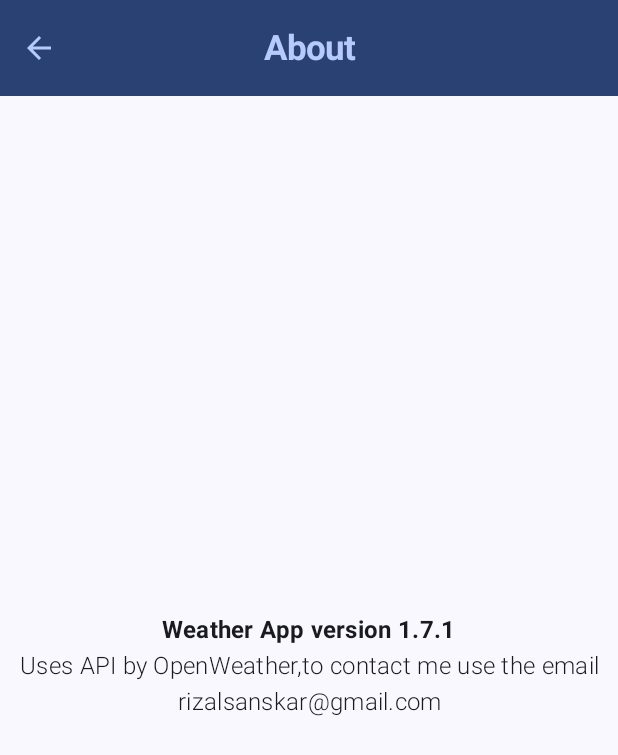
After one commit to Sanskar-Rijal/Weather, an Android app built with Jetpack Compose: the composable AboutScreen shown on its own in the app's theme, on a phone screen of 412 x 824 dp. The commit adds this screen. Shown: the top 755 px of the screen. Run offline under Robolectric (Android 15) with nearby library versions, the phone set to English and light mode, and no system bars; 4 statements that could not run were skipped.

Commit message:
completed about screen and added other screens

```diff
--- /dev/null
+++ b/app/src/main/java/com/example/weather/screens/AboutScreen/AboutScreen.kt
@@ -0,0 +1,54 @@
+package com.example.weather.screens.AboutScreen
+
+import androidx.annotation.StringRes
+import androidx.compose.foundation.layout.Arrangement
+import androidx.compose.foundation.layout.Column
+import androidx.compose.foundation.layout.fillMaxHeight
+import androidx.compose.foundation.layout.fillMaxWidth
+import androidx.compose.foundation.layout.padding
+import androidx.compose.material.icons.Icons
+import androidx.compose.material.icons.automirrored.filled.ArrowBack
+import androidx.compose.material.icons.filled.ArrowBack
+import androidx.compose.material3.MaterialTheme
+import androidx.compose.material3.Scaffold
+import androidx.compose.material3.Surface
+import androidx.compose.material3.Text
+import androidx.compose.runtime.Composable
+import androidx.compose.ui.Alignment
+import androidx.compose.ui.Modifier
+import androidx.compose.ui.res.stringResource
+import androidx.compose.ui.text.font.FontWeight
+import androidx.compose.ui.text.style.TextAlign
+import androidx.navigation.NavController
+import com.example.weather.R
+import com.example.weather.widgets.WeatherAppbar
+
+@Composable
+fun AboutScreen(navController: NavController){
+    Scaffold(topBar = {
+        WeatherAppbar(navController = navController,
+            title = "About",
+            icon = Icons.AutoMirrored.Filled.ArrowBack,
+            isMainScreen = false){
+            navController.popBackStack()
+        }}) {innerpadding->
+        Surface(modifier = Modifier
+            .padding(innerpadding)
+            .fillMaxWidth()
+            .fillMaxHeight()
+        ) {
+            Column(horizontalAlignment = Alignment.CenterHorizontally,
+                verticalArrangement = Arrangement.Center) {
+                Text(text= stringResource(id = R.string.about_app),
+                    style = MaterialTheme.typography.titleMedium,
+                    fontWeight = FontWeight.Bold
+                    )
+                Text(text= stringResource(id = R.string.weather_info),
+                    style = MaterialTheme.typography.titleMedium,
+                    fontWeight = FontWeight.Light,
+                    textAlign = TextAlign.Center
+                )
+            }
+        }
+    }
+}
--- a/app/src/main/java/com/example/weather/utils/Constants.kt
+++ b/app/src/main/java/com/example/weather/utils/Constants.kt
@@ -2,5 +2,5 @@ package com.example.weather.utils
 
 object Constants {
     const val Base_Url ="https://api.openweathermap.org/"
-    const val API_KEY="6e23c901ca41a7510e328af34fe295c9"
+    const val API_KEY=""
 }
--- a/app/src/main/res/values/strings.xml
+++ b/app/src/main/res/values/strings.xml
@@ -1,3 +1,5 @@
 <resources>
     <string name="app_name">Weather</string>
+    <string name="about_app">Weather App version 1.7.1</string>
+    <string name="weather_info">Uses API by OpenWeather,to contact me use the email rizalsanskar@gmail.com</string>
 </resources>
```
Also changed, not shown: app/src/main/java/com/example/weather/navigation/WeatherNavigation.kt (+13 -0 lines), app/src/main/java/com/example/weather/screens/FavScreen/FavScreen.kt (added, +10 -0 lines), app/src/main/java/com/example/weather/screens/SettingsScreen/SettingsScreen.kt (added, +9 -0 lines), app/src/main/java/com/example/weather/widgets/WeatherAppBar.kt (+12 -2 lines).
